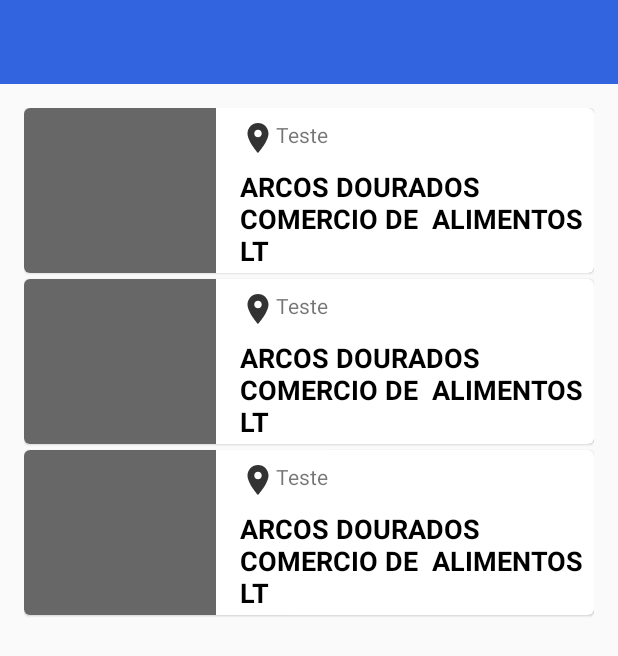
After one commit to VisumIT/business-boost-app, an Android app: the layout activity_select_company.xml on its own in the app's theme, with its tools: preview values and no code run, on a phone screen of 412 x 824 dp. The commit adds this screen. Shown: the top 656 px of the screen. Run offline under Robolectric (Android 15) with nearby library versions, the phone set to English and light mode, and no system bars.

Commit message:
Adicionando as empresas que estao disponiveis para os representante

```diff
--- a/app/src/main/AndroidManifest.xml
+++ b/app/src/main/AndroidManifest.xml
@@ -12,7 +12,8 @@
         android:roundIcon="@color/colorPrimary"
         android:supportsRtl="true"
         android:theme="@style/AppTheme">
-        <activity android:name=".ProductsActivity"></activity>
+        <activity android:name=".SelectCompanyActivity"></activity>
+        <activity android:name=".ProductsActivity" />
         <activity android:name=".HomeActivity" />
         <activity android:name=".CadastroRepresentanteActivity" />
         <activity android:name=".MainActivity">
--- /dev/null
+++ b/app/src/main/res/drawable-anydpi/ic_location.xml
@@ -0,0 +1,11 @@
+<vector xmlns:android="http://schemas.android.com/apk/res/android"
+    android:width="24dp"
+    android:height="24dp"
+    android:viewportWidth="24"
+    android:viewportHeight="24"
+    android:tint="#000000"
+    android:alpha="0.8">
+    <path
+        android:fillColor="#FF000000"
+        android:pathData="M12,2C8.13,2 5,5.13 5,9c0,5.25 7,13 7,13s7,-7.75 7,-13c0,-3.87 -3.13,-7 -7,-7zM12,11.5c-1.38,0 -2.5,-1.12 -2.5,-2.5s1.12,-2.5 2.5,-2.5 2.5,1.12 2.5,2.5 -1.12,2.5 -2.5,2.5z"/>
+</vector>
--- /dev/null
+++ b/app/src/main/res/layout/activity_select_company.xml
@@ -0,0 +1,20 @@
+<?xml version="1.0" encoding="utf-8"?>
+<LinearLayout
+    xmlns:android="http://schemas.android.com/apk/res/android"
+    xmlns:app="http://schemas.android.com/apk/res-auto"
+    xmlns:tools="http://schemas.android.com/tools"
+    android:layout_width="match_parent"
+    android:layout_height="match_parent"
+    tools:context=".SelectCompanyActivity"
+    android:orientation="vertical">
+
+    <include layout="@layout/toolbar"></include>
+
+    <androidx.recyclerview.widget.RecyclerView
+        android:id="@+id/recyclerViewCompanys"
+        android:padding="16dp"
+        android:layout_width="match_parent"
+        android:layout_height="wrap_content"
+        tools:listitem="@layout/item_company"/>
+
+</LinearLayout>
--- /dev/null
+++ b/app/src/main/res/layout/item_company.xml
@@ -0,0 +1,66 @@
+<?xml version="1.0" encoding="utf-8"?>
+<com.google.android.material.card.MaterialCardView
+    xmlns:android="http://schemas.android.com/apk/res/android"
+    xmlns:tools="http://schemas.android.com/tools"
+    android:layout_width="match_parent"
+    android:layout_height="110dp"
+    xmlns:app="http://schemas.android.com/apk/res-auto"
+    android:elevation="4dp"
+    app:cardCornerRadius="4dp"
+    android:layout_marginBottom="4dp">
+
+    <LinearLayout
+        android:layout_width="match_parent"
+        android:layout_height="match_parent"
+        android:orientation="horizontal"
+        android:gravity="center_vertical">
+
+        <ImageView
+            android:id="@+id/company_img"
+            android:layout_width="128dp"
+            android:layout_height="match_parent"
+            tools:background="@color/colorCinza"
+            android:layout_marginRight="16dp"/>
+
+        <LinearLayout
+            android:layout_width="match_parent"
+            android:layout_height="match_parent"
+            android:orientation="vertical"
+            android:paddingTop="8dp">
+
+            <LinearLayout
+                android:layout_width="wrap_content"
+                android:layout_height="wrap_content"
+                android:orientation="horizontal" >
+
+                <ImageView
+                    android:layout_width="24dp"
+                    android:layout_height="24dp"
+                    android:background="@drawable/ic_location"
+                    android:layout_marginBottom="8dp"/>
+
+                <TextView
+                    android:id="@+id/company_city"
+                    android:layout_width="wrap_content"
+                    android:layout_height="wrap_content"
+                    tools:text="Teste"
+                    android:textSize="14sp"/>
+
+            </LinearLayout>
+
+
+            <TextView
+                android:id="@+id/company_name"
+                android:layout_width="match_parent"
+                android:layout_height="wrap_content"
+                android:maxLength="40"
+                android:textStyle="bold"
+                android:textColor="@color/colorBlack"
+                tools:text="ARCOS DOURADOS COMERCIO DE  ALIMENTOS LTDA"
+                android:textSize="18sp"/>
+        </LinearLayout>
+
+
+    </LinearLayout>
+
+</com.google.android.material.card.MaterialCardView>
--- a/app/src/main/res/menu/menu_drawer.xml
+++ b/app/src/main/res/menu/menu_drawer.xml
@@ -9,6 +9,8 @@
         <item android:id="@+id/nav_produtos" android:title="Produtos" />
 
         <item android:id="@+id/nav_pedidos" android:title="Pedidos" />
+
+        <item android:id="@+id/nav_companies" android:title="Empresas" />
     </group>
 
     <item android:id="@+id/nav_imagem" android:title="Alterar Imagem" />
--- /dev/null
+++ b/app/src/main/res/menu/menu_pular.xml
@@ -0,0 +1,4 @@
+<?xml version="1.0" encoding="utf-8"?>
+<menu xmlns:android="http://schemas.android.com/apk/res/android">
+    <item android:id="@+id/nav_pular" android:title="Pular" />
+</menu>
```
Also changed, not shown: app/src/main/java/com/visumit/businessboost/CompanyAdapter.kt (added, +35 -0 lines), app/src/main/java/com/visumit/businessboost/CompanyViewHolder.kt (added, +35 -0 lines), app/src/main/java/com/visumit/businessboost/HomeActivity.kt (+16 -8 lines), app/src/main/java/com/visumit/businessboost/ProductViewHolder.kt (+8 -8 lines), app/src/main/java/com/visumit/businessboost/SelectCompanyActivity.kt (added, +56 -0 lines), app/src/main/java/com/visumit/businessboost/model/Company.java (added, +214 -0 lines), app/src/main/res/drawable-hdpi/ic_location.png (added), app/src/main/res/drawable-mdpi/ic_location.png (added), app/src/main/res/drawable-xhdpi/ic_location.png (added), app/src/main/res/drawable-xxhdpi/ic_location.png (added).
